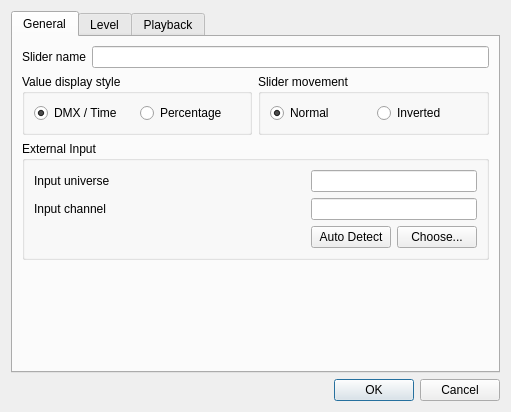
Bondzio/qlc, file trunk/ui/src/vcsliderproperties.ui: the form before one commit.
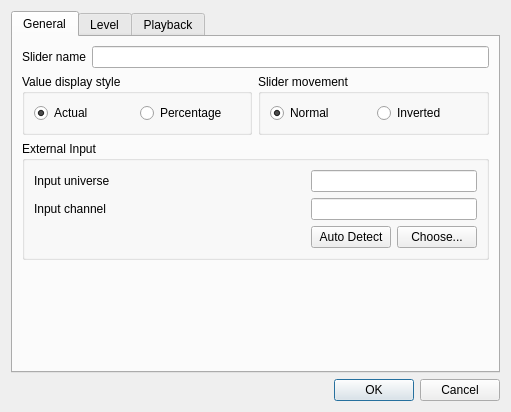
The form after the commit. Icons and pictures are not drawn.

Commit message: Changed DMX/Time to Actual in VCSliderProperties

Patch:
```diff
--- a/trunk/ui/src/vcsliderproperties.ui
+++ b/trunk/ui/src/vcsliderproperties.ui
@@ -57,7 +57,7 @@
              <string>Show exact DMX values</string>
             </property>
             <property name="text">
-             <string>DMX / Time</string>
+             <string>Actual</string>
             </property>
             <property name="checked">
              <bool>true</bool>
```
